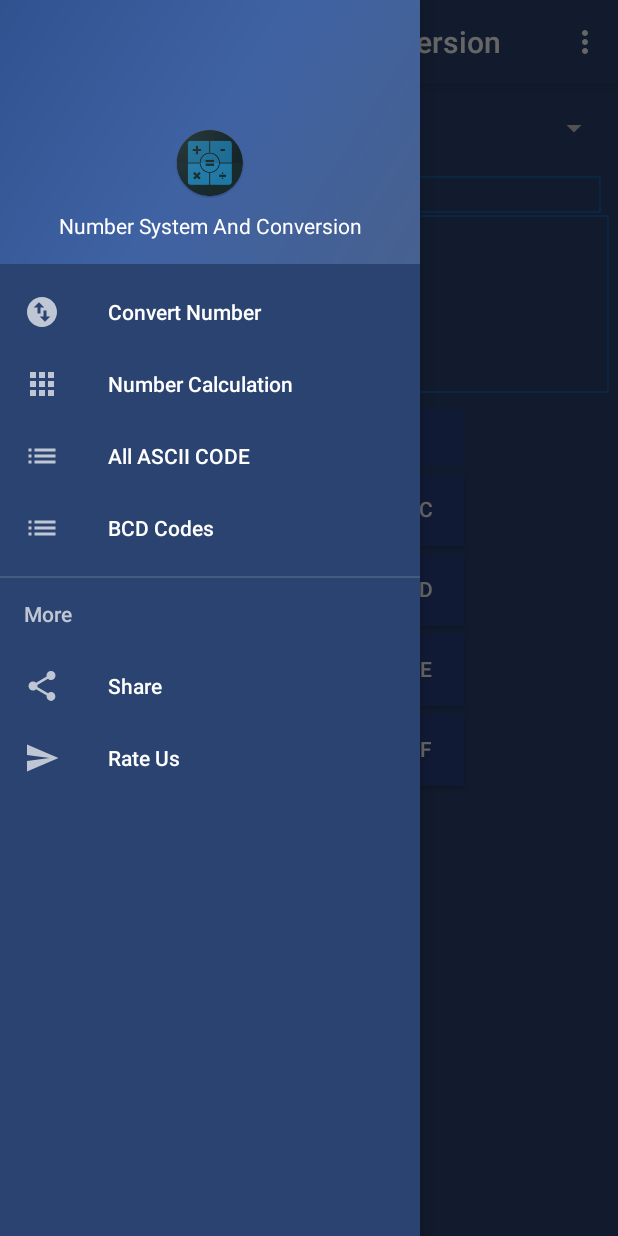
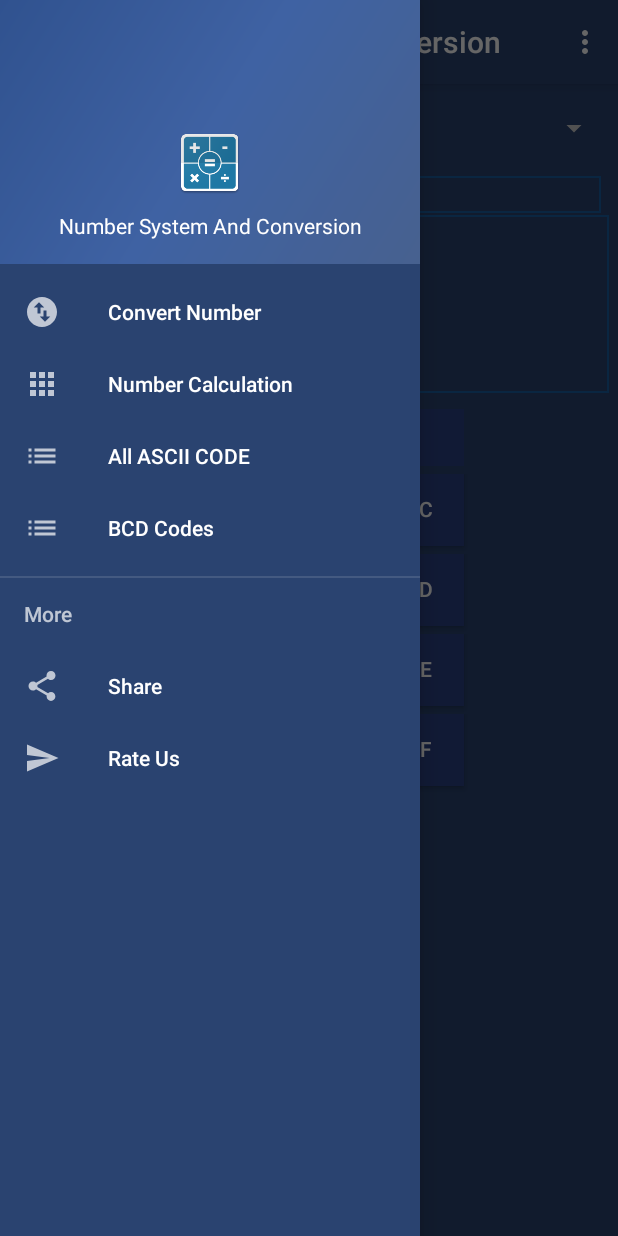
Before and after one commit to ahrasel/android-numbersystem, an Android app: the screen it shows after launch (MainActivity), with the side drawer open, on a phone screen of 412 x 824 dp. Run offline under Robolectric (Android 15) with nearby library versions, the phone set to English and light mode, and no system bars; our stand-ins replace AdMob, ButterKnife.

Commit message:
Take ScreenShot For Store Upload

```diff
--- a/app/src/main/java/com/ahrasel/numbersystems/MainActivity.java
+++ b/app/src/main/java/com/ahrasel/numbersystems/MainActivity.java
@@ -34,7 +34,7 @@ public class MainActivity extends AppCompatActivity
     @BindView(R.id.fragment_Container) FrameLayout _fragmentContainer;
     private Toolbar toolbar;
     private boolean isHomeFragment;
-    private static final String ASCII_TITLE = "ASCII COdes";
+    private static final String ASCII_TITLE = "ASCII Codes";
     private static final String BCD_TITLE = "BCD Codes";
     private AdView mAdView;
 
--- a/app/src/main/res/layout/nav_header_main.xml
+++ b/app/src/main/res/layout/nav_header_main.xml
@@ -19,7 +19,7 @@
         android:layout_gravity="center"
         android:contentDescription="@string/nav_header_desc"
         android:paddingTop="@dimen/nav_header_vertical_spacing"
-        app:srcCompat="@mipmap/ic_launcher_round" />
+        app:srcCompat="@mipmap/ic_launcher" />
 
     <TextView
         android:layout_width="match_parent"
```
